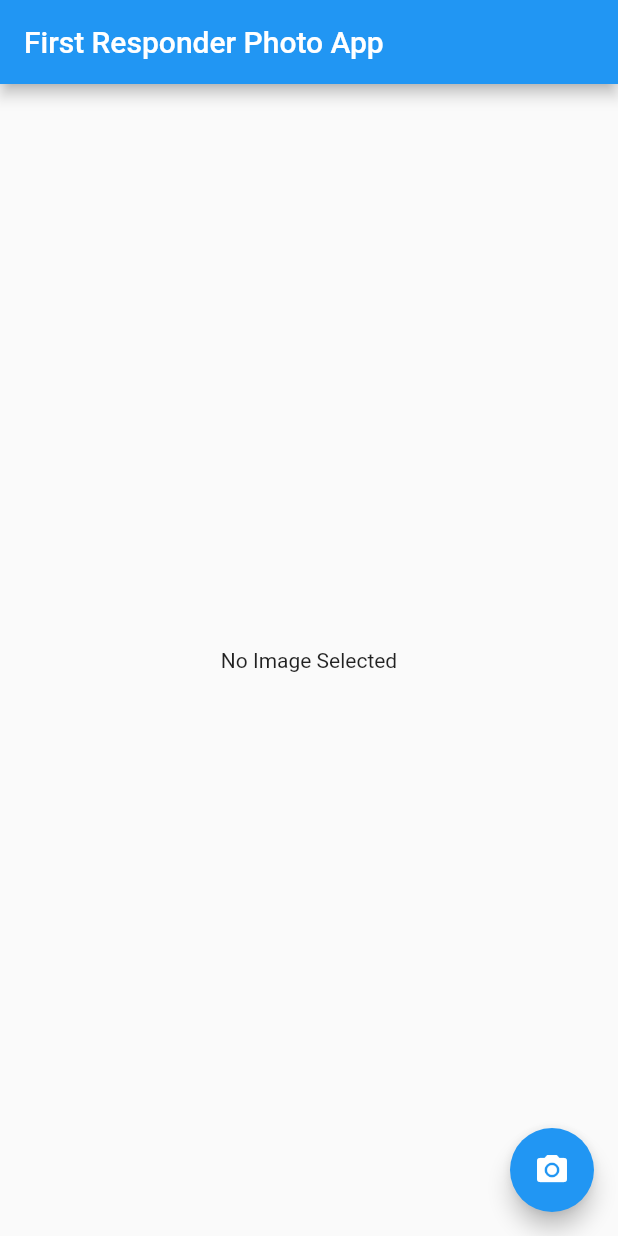
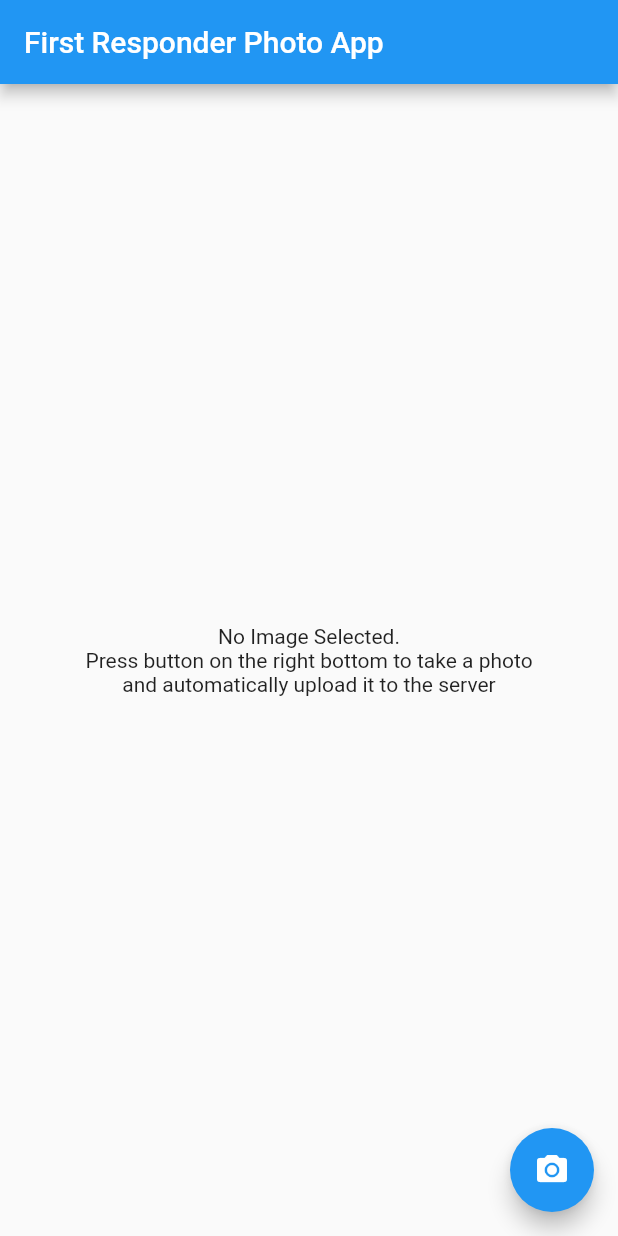
Before and after one commit to zuhrasofyan/image_uploader, a Flutter app: the screen it shows after launch, after a tap on the "camera alt" icon, on a phone screen of 412 x 824 dp. Run offline on Flutter 3.47's test engine with Material 2 defaults, Android fonts, the phone set to English and light mode, and no system bars; our stand-ins replace dio, geolocator, image_picker.

Commit message:
sending image and location to bappeda server

```diff
--- a/lib/main.dart
+++ b/lib/main.dart
@@ -1,6 +1,8 @@
 import 'dart:io';
 import 'package:flutter/material.dart';
 import 'package:image_picker/image_picker.dart';
+import 'package:geolocator/geolocator.dart';
+import 'package:dio/dio.dart';
 
 void main() {
   runApp(new PhotoApp());
@@ -13,24 +15,43 @@ class PhotoApp extends StatefulWidget {
 
 }
 
+
+
 class _PhotoAppState extends State<PhotoApp> {
   // initial var image
   File image;
+  var pos;
+  bool uploaded = false;
+  var dio = Dio();
 
   picker() async {
+    dio.options.baseUrl = "https://bappeda.bandaacehkota.go.id/service/hackerearth";
     print('Picker is called');
     File img = await ImagePicker.pickImage(source: ImageSource.camera);
     if (img != null) {
+      Position position = await Geolocator().getCurrentPosition(desiredAccuracy: LocationAccuracy.high);
 
       setState(() {
         // Do add something later
         image = img;
+        pos = position;
+      });
+
+      FormData formData = new FormData.from({
+        "image": UploadFileInfo(image, 'image.jpg')
+      });
+      Response response;
+      response = await dio.post('/image-upload?lat='+pos.latitude.toString()+'&lon='+pos.longitude.toString(), data: formData);
+      print(response.data);
+      setState(() {
+        uploaded = true;
       });
     }
   }
 
   @override
   Widget build(BuildContext context) {
+    if (uploaded == false) {
       return MaterialApp(
         home: Scaffold(
           appBar: AppBar(
@@ -38,9 +59,56 @@ class _PhotoAppState extends State<PhotoApp> {
           ),
           body: Container(
             child: Center(
-            child: image == null
-              ? Text('No Image Selected')
+              child: Column(
+                mainAxisAlignment: MainAxisAlignment.center,
+                crossAxisAlignment: CrossAxisAlignment.center,
+                children: <Widget>[
+                  image == null
+                    ? Text('No Image Selected. \nPress button on the right bottom to take a photo \nand automatically upload it to the server', textAlign: TextAlign.center,)
                     : Image.file(image),
+
+                ],
+              )
+            ),
+          ),
+          floatingActionButton: FloatingActionButton(
+            onPressed: picker,
+            child: Icon(Icons.camera_alt),
+          ),
+        ),
+
+      );
+    } else {  // uploaded true
+      return MaterialApp(
+        home: Scaffold(
+          appBar: AppBar(
+            title: Text('First Responder Photo App'),
+          ),
+          body: Container(
+            child: Center(
+              child: Column(
+                mainAxisAlignment: MainAxisAlignment.center,
+                crossAxisAlignment: CrossAxisAlignment.center,
+                children: <Widget>[
+                    Container(
+                      child: Image.file(image),
+                    ),
+                    Row(
+                      mainAxisAlignment: MainAxisAlignment.center,
+                      crossAxisAlignment: CrossAxisAlignment.center,
+                      children: <Widget>[
+                        Center(
+                          child: Icon(
+                            Icons.info,
+                          ),
+                        ),
+                        Text('Image sent'),
+                      ],
+                    )
+
+
+                ],
+              )
             ),
           ),
           floatingActionButton: FloatingActionButton(
@@ -51,5 +119,6 @@ class _PhotoAppState extends State<PhotoApp> {
 
       );
     }
+  }
 
 }
```
Lines whose indentation alone changed are shown as unchanged.
